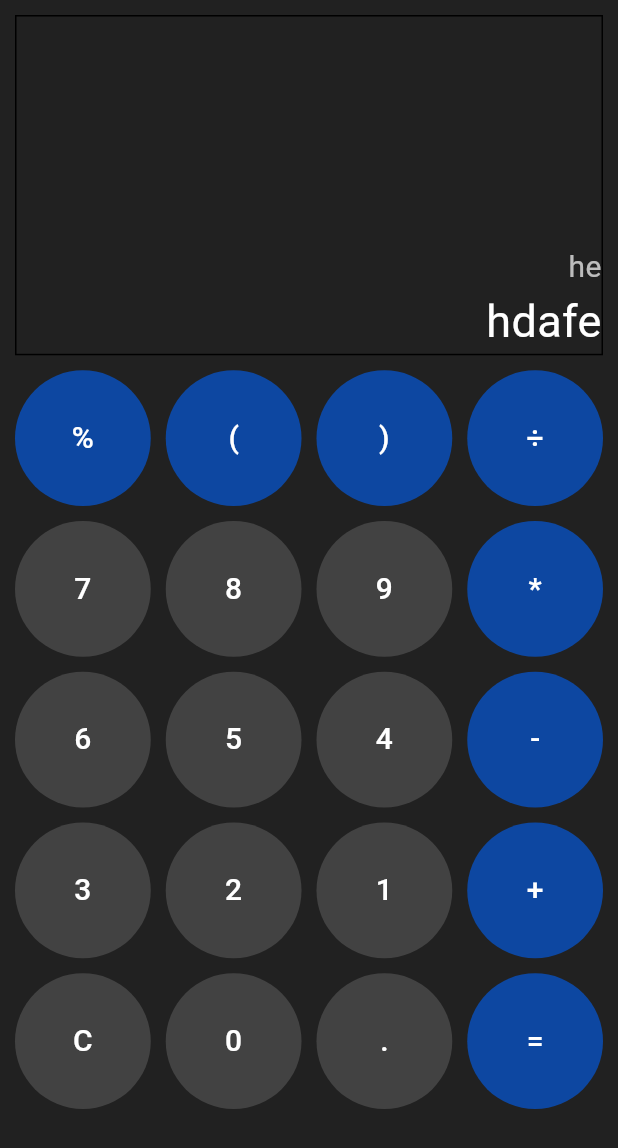
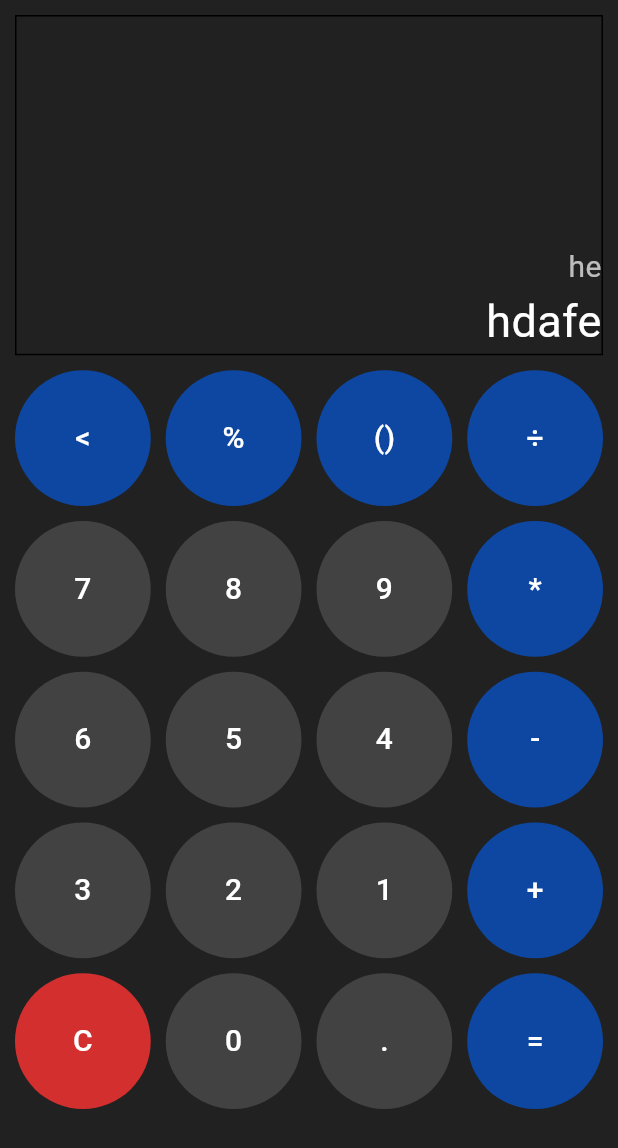
Before and after one commit to Grld-Andy/Flut_Calculator, a Flutter app: the screen it shows after launch, on a phone screen of 412 x 824 dp. Shown: the top 1148 px of the screen. Run offline on Flutter 3.47's test engine with Material 3 defaults, Android fonts, the phone set to English and light mode, and no system bars.

Commit message:
style: style clear button

```diff
--- a/lib/screens/main_view.dart
+++ b/lib/screens/main_view.dart
@@ -6,7 +6,7 @@ class MainView extends StatelessWidget {
   @override
   Widget build(BuildContext context) {
     final List<String> buttons = [
-      "%", "(", ")", "÷",
+      "<", "%", "()", "÷",
       "7", "8", "9", "*",
       "6", "5", "4", "-",
       "3", "2", "1", "+",
@@ -62,11 +62,12 @@ class MainView extends StatelessWidget {
                 itemCount: buttons.length,
                 itemBuilder: (context, index){
                   final buttonText = buttons[index];
-                  bool isOperator = ["+", "-", "*", "÷", "=", "(", ")", "%"].contains(buttonText);
+                  bool isOperator = ["+", "-", "*", "÷", "=", "()", "%", "<"].contains(buttonText);
                   return TextButton(
                     onPressed: (){},
                     style: TextButton.styleFrom(
-                      backgroundColor: isOperator ? Colors.blue[900] : Colors.grey[800],
+                      backgroundColor: isOperator ? Colors.blue[900] :
+                        buttonText == "C" ? Colors.red[700] : Colors.grey[800],
                     ),
                     child: Text(
                       buttonText,
```
